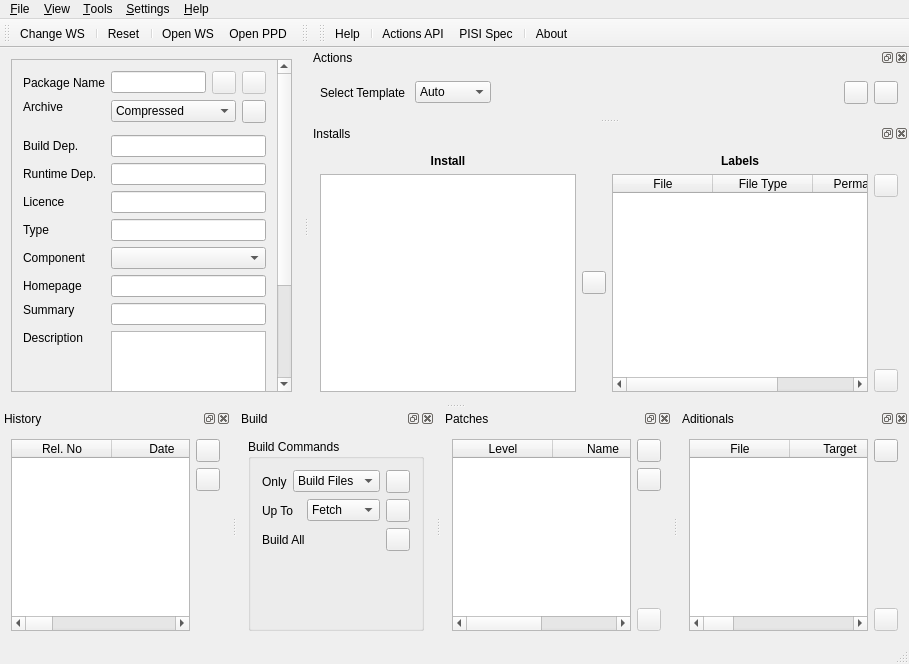
Qt form ui/mainwindow.ui (huseyinkozan/PiSiDo) before a commit.
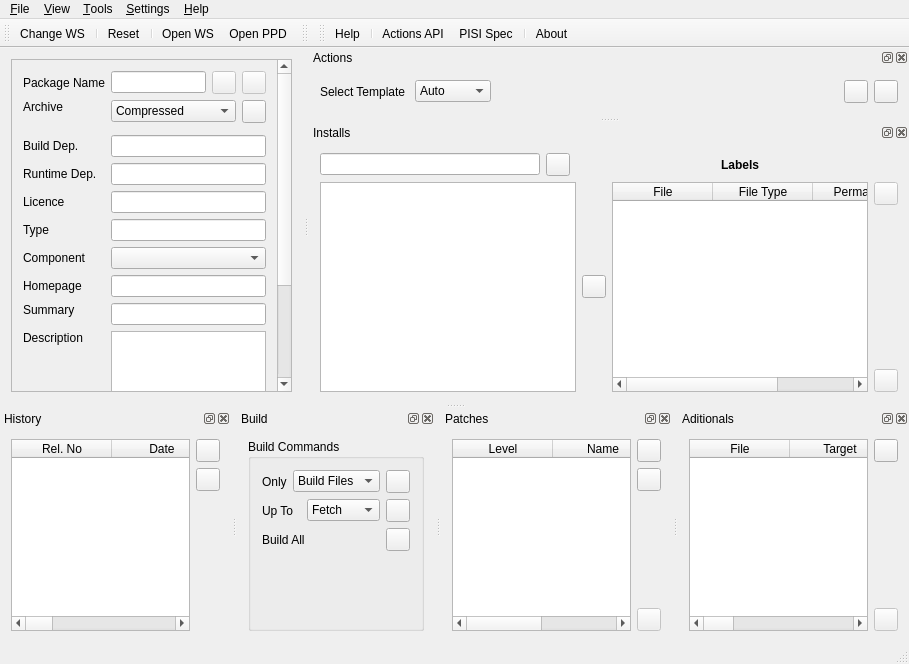
The same form after that commit. Icons and pictures are not drawn.

Commit message:
Added Install Files refresh button.
Fixed nonexistent workspace handling.
Fixed build file creation after an error.

```diff
--- a/ui/mainwindow.ui
+++ b/ui/mainwindow.ui
@@ -828,39 +828,7 @@
    </attribute>
    <widget class="QWidget" name="dw_files_contents">
     <layout class="QGridLayout" name="gridLayout_2">
-     <item row="0" column="0" colspan="2">
-      <widget class="QLabel" name="lbl_install_files">
-       <property name="font">
-        <font>
-         <weight>75</weight>
-         <bold>true</bold>
-        </font>
-       </property>
-       <property name="text">
-        <string>Install</string>
-       </property>
-       <property name="alignment">
-        <set>Qt::AlignCenter</set>
-       </property>
-      </widget>
-     </item>
-     <item row="0" column="3" colspan="2">
-      <widget class="QLabel" name="lbl_labels">
-       <property name="font">
-        <font>
-         <weight>75</weight>
-         <bold>true</bold>
-        </font>
-       </property>
-       <property name="text">
-        <string>Labels</string>
-       </property>
-       <property name="alignment">
-        <set>Qt::AlignCenter</set>
-       </property>
-      </widget>
-     </item>
-     <item row="1" column="0" rowspan="3" colspan="2">
+     <item row="5" column="0" rowspan="3" colspan="2">
       <widget class="QTreeView" name="treeV_files">
        <property name="toolTip">
         <string>A successful build need for listing. Which will fill /var/pisi/__package_name__/install</string>
@@ -870,7 +838,7 @@
        </property>
       </widget>
      </item>
-     <item row="1" column="3" rowspan="3" colspan="2">
+     <item row="5" column="3" rowspan="3" colspan="2">
       <widget class="QTableWidget" name="tableW_files">
        <property name="toolTip">
         <string>If none, a default will be added</string>
@@ -910,7 +878,7 @@
        </column>
       </widget>
      </item>
-     <item row="3" column="5">
+     <item row="7" column="5">
       <widget class="QToolButton" name="tb_open_install_dir">
        <property name="enabled">
         <bool>false</bool>
@@ -930,7 +898,7 @@
        </property>
       </widget>
      </item>
-     <item row="1" column="5">
+     <item row="5" column="5">
       <widget class="QToolButton" name="tb_delete_label">
        <property name="enabled">
         <bool>false</bool>
@@ -950,7 +918,7 @@
        </property>
       </widget>
      </item>
-     <item row="2" column="2">
+     <item row="6" column="2">
       <widget class="QToolButton" name="tb_add_label">
        <property name="enabled">
         <bool>true</bool>
@@ -970,7 +938,7 @@
        </property>
       </widget>
      </item>
-     <item row="2" column="5">
+     <item row="6" column="5">
       <spacer name="verticalSpacer_5">
        <property name="orientation">
         <enum>Qt::Vertical</enum>
@@ -983,6 +951,40 @@
        </property>
       </spacer>
      </item>
+     <item row="3" column="0">
+      <layout class="QHBoxLayout" name="horizontalLayout_3">
+       <item>
+        <widget class="QLineEdit" name="le_install_files_dir"/>
+       </item>
+       <item>
+        <widget class="QToolButton" name="tb_refresh_install_files">
+         <property name="text">
+          <string/>
+         </property>
+         <property name="icon">
+          <iconset resource="../resources/pisido.qrc">
+           <normaloff>:/images/refresh.png</normaloff>:/images/refresh.png</iconset>
+         </property>
+        </widget>
+       </item>
+      </layout>
+     </item>
+     <item row="3" column="3" colspan="2">
+      <widget class="QLabel" name="lbl_labels">
+       <property name="font">
+        <font>
+         <weight>75</weight>
+         <bold>true</bold>
+        </font>
+       </property>
+       <property name="text">
+        <string>Labels</string>
+       </property>
+       <property name="alignment">
+        <set>Qt::AlignCenter</set>
+       </property>
+      </widget>
+     </item>
     </layout>
    </widget>
   </widget>
```
The commit also changes 4 other files.
